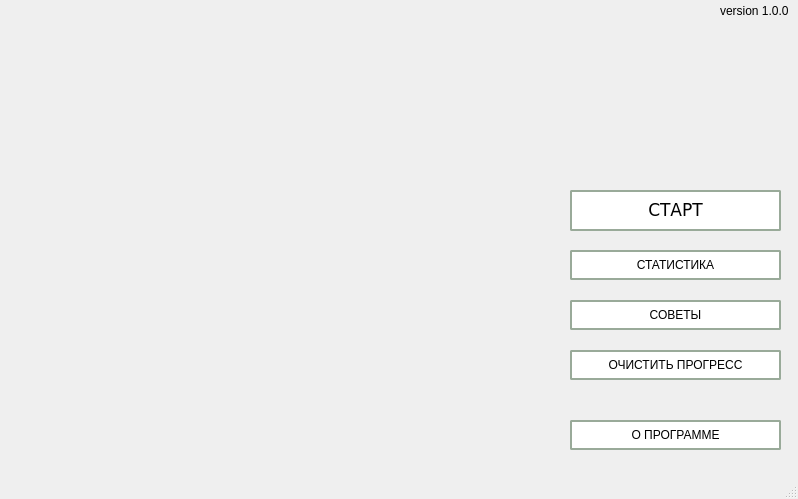
Before: the Qt Designer form main.ui in CicadaInc/biostat, drawn with Qt 5.
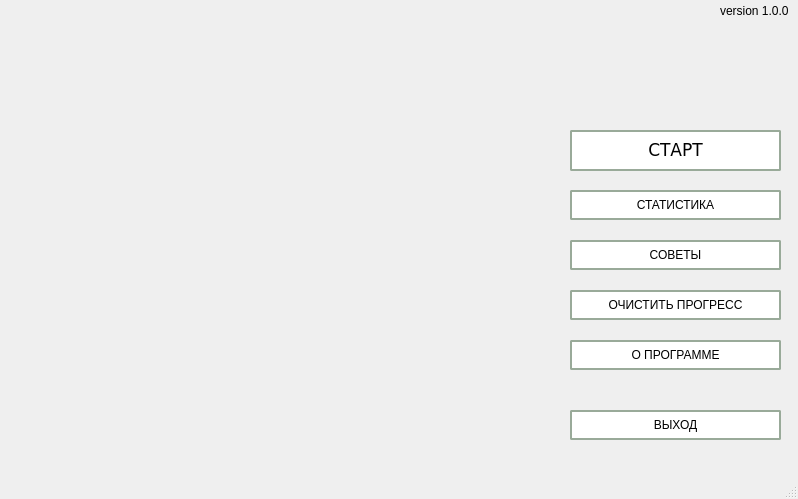
After: the same form once the commit is applied.

Commit message: we have 500 strings and advices and modern design

What changed in the file:
```diff
--- a/main.ui
+++ b/main.ui
@@ -21,7 +21,7 @@
     <property name="geometry">
      <rect>
       <x>570</x>
-      <y>190</y>
+      <y>130</y>
       <width>211</width>
       <height>41</height>
      </rect>
@@ -63,7 +63,7 @@
     <property name="geometry">
      <rect>
       <x>570</x>
-      <y>250</y>
+      <y>190</y>
       <width>211</width>
       <height>30</height>
      </rect>
@@ -87,7 +87,7 @@
     <property name="geometry">
      <rect>
       <x>570</x>
-      <y>350</y>
+      <y>290</y>
       <width>211</width>
       <height>30</height>
      </rect>
@@ -127,7 +127,7 @@
     <property name="geometry">
      <rect>
       <x>570</x>
-      <y>420</y>
+      <y>340</y>
       <width>211</width>
       <height>30</height>
      </rect>
@@ -151,7 +151,7 @@
     <property name="geometry">
      <rect>
       <x>570</x>
-      <y>300</y>
+      <y>240</y>
       <width>211</width>
       <height>30</height>
      </rect>
@@ -171,6 +171,30 @@
      <string>СОВЕТЫ</string>
     </property>
    </widget>
+   <widget class="QPushButton" name="pushExit">
+    <property name="geometry">
+     <rect>
+      <x>570</x>
+      <y>410</y>
+      <width>211</width>
+      <height>30</height>
+     </rect>
+    </property>
+    <property name="cursor">
+     <cursorShape>PointingHandCursor</cursorShape>
+    </property>
+    <property name="styleSheet">
+     <string notr="true">QPushButton {font: 13pt &quot;verdana&quot;;
+background-color: rgb(255, 255, 255);
+border-radius: 2px;
+border: 2px solid #9a9;
+box-shadow: 4px 4px 4px rgba(8, 8, 8, 0.5)}
+QPushButton:hover {background-color: rgba(231, 253, 255, 0.7); border: 2px solid #9a9;}</string>
+    </property>
+    <property name="text">
+     <string>ВЫХОД</string>
+    </property>
+   </widget>
   </widget>
   <widget class="QMenuBar" name="menubar">
    <property name="geometry">
```
The commit also changes 3 other files.
